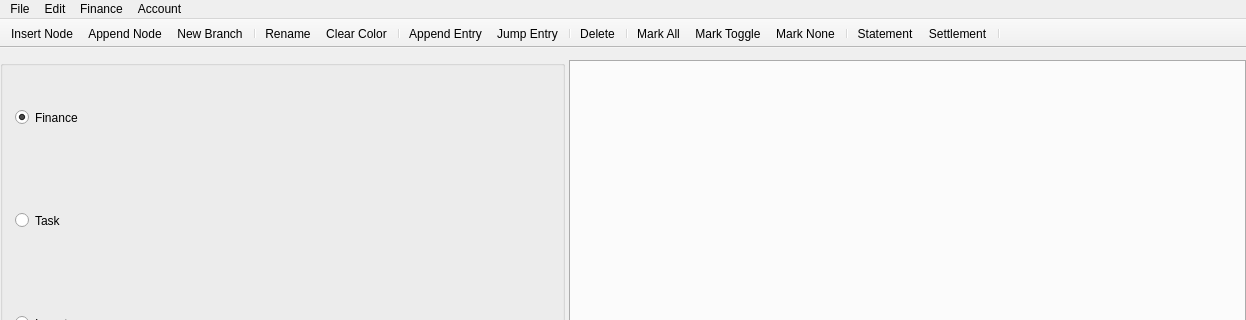
Qt form mainwindow/mainwindow.ui (ytxerp/ytx-client) before a commit; both pictures show x 0 to 1246 and y 0 to 320 of the 1246 by 722 pixel window.
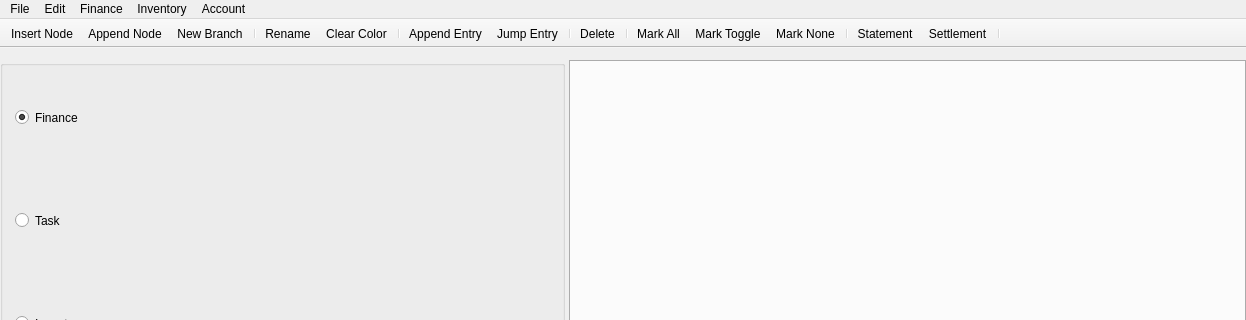
The same form after that commit.

Commit message: Impl Inventory Heat

What changed in the file:
```diff
--- a/mainwindow/mainwindow.ui
+++ b/mainwindow/mainwindow.ui
@@ -349,9 +349,16 @@
     </property>
     <addaction name="actionPeriodClose"/>
    </widget>
+   <widget class="QMenu" name="menuInventory">
+    <property name="title">
+     <string>Inventory</string>
+    </property>
+    <addaction name="actionHeat"/>
+   </widget>
    <addaction name="menuFile"/>
    <addaction name="menuEdit"/>
    <addaction name="menuFinance"/>
+   <addaction name="menuInventory"/>
    <addaction name="menuAccount"/>
   </widget>
   <widget class="QStatusBar" name="statusbar"/>
```
Left out of the diff: 5 changed lines with no effect on the pictures. The commit also changes 20 other files.
